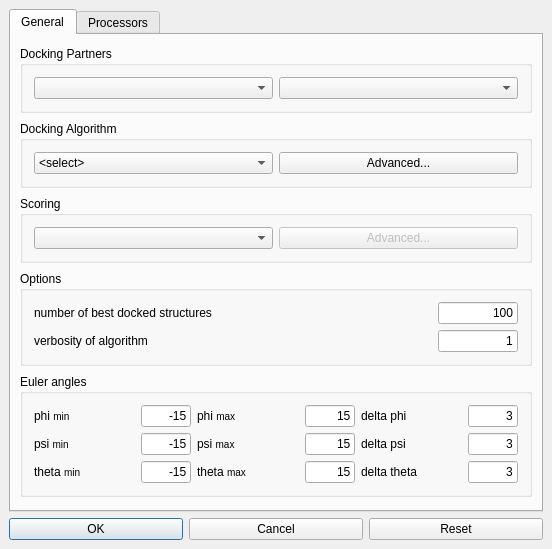
First picture: the form in source/VIEW/DIALOGS/dockDialog.ui, repository BALL-Project/ball, before the edit.
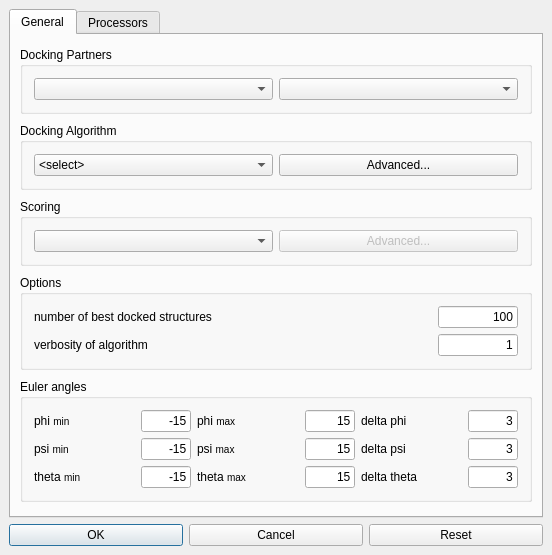
Second picture: the form after the edit. The open tabs and pages were chosen to show the change.

```diff
--- a/source/VIEW/DIALOGS/dockDialog.ui
+++ b/source/VIEW/DIALOGS/dockDialog.ui
@@ -3,19 +3,17 @@
  <comment></comment>
  <exportmacro></exportmacro>
  <class>DockDialogData</class>
- <widget class="QDialog" name="DockDialogData" >
-  <property name="geometry" >
+ <widget class="QDialog" name="DockDialogData">
+  <property name="geometry">
    <rect>
     <x>0</x>
     <y>0</y>
     <width>552</width>
-    <height>549</height>
+    <height>555</height>
    </rect>
   </property>
-  <property name="sizePolicy" >
-   <sizepolicy>
-    <hsizetype>4</hsizetype>
-    <vsizetype>0</vsizetype>
+  <property name="sizePolicy">
+   <sizepolicy hsizetype="Maximum" vsizetype="Fixed">
     <horstretch>0</horstretch>
     <verstretch>0</verstretch>
    </sizepolicy>
@@ -35,13 +33,22 @@
   <property name="windowTitle" >
    <string>Docking Options</string>
   </property>
-  <layout class="QVBoxLayout" >
-   <property name="margin" >
-    <number>9</number>
-   </property>
-   <property name="spacing" >
+  <layout class="QVBoxLayout">
+   <property name="spacing">
     <number>6</number>
    </property>
+   <property name="leftMargin">
+    <number>9</number>
+   </property>
+   <property name="topMargin">
+    <number>9</number>
+   </property>
+   <property name="rightMargin">
+    <number>9</number>
+   </property>
+   <property name="bottomMargin">
+    <number>9</number>
+   </property>
    <item>
     <widget class="QTabWidget" name="tab_pages" >
      <property name="currentIndex" >
@@ -51,19 +58,26 @@
       <attribute name="title" >
        <string>General</string>
       </attribute>
-      <layout class="QVBoxLayout" >
-       <property name="margin" >
-        <number>9</number>
-       </property>
-       <property name="spacing" >
+      <layout class="QVBoxLayout">
+       <property name="spacing">
         <number>6</number>
        </property>
+       <property name="leftMargin">
+        <number>9</number>
+       </property>
+       <property name="topMargin">
+        <number>9</number>
+       </property>
+       <property name="rightMargin">
+        <number>9</number>
+       </property>
+       <property name="bottomMargin">
+        <number>9</number>
+       </property>
        <item>
-        <widget class="QGroupBox" name="systems_group" >
-         <property name="sizePolicy" >
-          <sizepolicy>
-           <hsizetype>5</hsizetype>
-           <vsizetype>0</vsizetype>
+        <widget class="QGroupBox" name="systems_group">
+         <property name="sizePolicy">
+          <sizepolicy hsizetype="Preferred" vsizetype="Fixed">
            <horstretch>0</horstretch>
            <verstretch>0</verstretch>
           </sizepolicy>
@@ -71,13 +85,22 @@
          <property name="title" >
           <string>Docking Partners</string>
          </property>
-         <layout class="QHBoxLayout" >
-          <property name="margin" >
-           <number>11</number>
-          </property>
-          <property name="spacing" >
+         <layout class="QHBoxLayout">
+          <property name="spacing">
            <number>6</number>
           </property>
+          <property name="leftMargin">
+           <number>11</number>
+          </property>
+          <property name="topMargin">
+           <number>11</number>
+          </property>
+          <property name="rightMargin">
+           <number>11</number>
+          </property>
+          <property name="bottomMargin">
+           <number>11</number>
+          </property>
           <item>
            <widget class="QComboBox" name="systems1" >
             <property name="editable" >
@@ -96,11 +119,9 @@
         </widget>
        </item>
        <item>
-        <widget class="QGroupBox" name="algorithm_group" >
-         <property name="sizePolicy" >
-          <sizepolicy>
-           <hsizetype>5</hsizetype>
-           <vsizetype>0</vsizetype>
+        <widget class="QGroupBox" name="algorithm_group">
+         <property name="sizePolicy">
+          <sizepolicy hsizetype="Preferred" vsizetype="Fixed">
            <horstretch>0</horstretch>
            <verstretch>0</verstretch>
           </sizepolicy>
@@ -112,7 +133,16 @@
           <property name="margin" >
            <number>11</number>
           </property>
-          <property name="spacing" >
+          <property name="topMargin">
+           <number>11</number>
+          </property>
+          <property name="rightMargin">
+           <number>11</number>
+          </property>
+          <property name="bottomMargin">
+           <number>11</number>
+          </property>
+          <property name="spacing">
            <number>6</number>
           </property>
           <item row="0" column="0" >
@@ -135,11 +165,9 @@
         </widget>
        </item>
        <item>
-        <widget class="QGroupBox" name="scoring_group" >
-         <property name="sizePolicy" >
-          <sizepolicy>
-           <hsizetype>5</hsizetype>
-           <vsizetype>0</vsizetype>
+        <widget class="QGroupBox" name="scoring_group">
+         <property name="sizePolicy">
+          <sizepolicy hsizetype="Preferred" vsizetype="Fixed">
            <horstretch>0</horstretch>
            <verstretch>0</verstretch>
           </sizepolicy>
@@ -151,7 +179,16 @@
           <property name="margin" >
            <number>11</number>
           </property>
-          <property name="spacing" >
+          <property name="topMargin">
+           <number>11</number>
+          </property>
+          <property name="rightMargin">
+           <number>11</number>
+          </property>
+          <property name="bottomMargin">
+           <number>11</number>
+          </property>
+          <property name="spacing">
            <number>6</number>
           </property>
           <item row="0" column="0" >
@@ -171,11 +208,9 @@
         </widget>
        </item>
        <item>
-        <widget class="QGroupBox" name="options_group" >
-         <property name="sizePolicy" >
-          <sizepolicy>
-           <hsizetype>5</hsizetype>
-           <vsizetype>0</vsizetype>
+        <widget class="QGroupBox" name="options_group">
+         <property name="sizePolicy">
+          <sizepolicy hsizetype="Preferred" vsizetype="Fixed">
            <horstretch>0</horstretch>
            <verstretch>0</verstretch>
           </sizepolicy>
@@ -187,7 +222,16 @@
           <property name="margin" >
            <number>11</number>
           </property>
-          <property name="spacing" >
+          <property name="topMargin">
+           <number>11</number>
+          </property>
+          <property name="rightMargin">
+           <number>11</number>
+          </property>
+          <property name="bottomMargin">
+           <number>11</number>
+          </property>
+          <property name="spacing">
            <number>6</number>
           </property>
           <item row="0" column="0" >
@@ -197,12 +241,10 @@
             </property>
            </widget>
           </item>
-          <item row="0" column="1" >
-           <widget class="QLineEdit" name="best_num" >
-            <property name="sizePolicy" >
-             <sizepolicy>
-              <hsizetype>0</hsizetype>
-              <vsizetype>0</vsizetype>
+          <item row="0" column="1">
+           <widget class="QLineEdit" name="best_num">
+            <property name="sizePolicy">
+             <sizepolicy hsizetype="Fixed" vsizetype="Fixed">
               <horstretch>0</horstretch>
               <verstretch>0</verstretch>
              </sizepolicy>
@@ -234,12 +276,10 @@
             </property>
            </widget>
           </item>
-          <item row="1" column="1" >
-           <widget class="QLineEdit" name="verbosity" >
-            <property name="sizePolicy" >
-             <sizepolicy>
-              <hsizetype>0</hsizetype>
-              <vsizetype>0</vsizetype>
+          <item row="1" column="1">
+           <widget class="QLineEdit" name="verbosity">
+            <property name="sizePolicy">
+             <sizepolicy hsizetype="Fixed" vsizetype="Fixed">
               <horstretch>0</horstretch>
               <verstretch>0</verstretch>
              </sizepolicy>
@@ -266,10 +306,8 @@
          <property name="enabled" >
           <bool>true</bool>
          </property>
-         <property name="sizePolicy" >
-          <sizepolicy>
-           <hsizetype>7</hsizetype>
-           <vsizetype>0</vsizetype>
+         <property name="sizePolicy">
+          <sizepolicy hsizetype="Expanding" vsizetype="Fixed">
            <horstretch>0</horstretch>
            <verstretch>0</verstretch>
           </sizepolicy>
@@ -281,15 +319,22 @@
           <property name="margin" >
            <number>11</number>
           </property>
-          <property name="spacing" >
+          <property name="topMargin">
+           <number>11</number>
+          </property>
+          <property name="rightMargin">
+           <number>11</number>
+          </property>
+          <property name="bottomMargin">
+           <number>11</number>
+          </property>
+          <property name="spacing">
            <number>6</number>
           </property>
-          <item row="1" column="2" >
-           <widget class="QLabel" name="psi_max_label" >
-            <property name="sizePolicy" >
-             <sizepolicy>
-              <hsizetype>7</hsizetype>
-              <vsizetype>5</vsizetype>
+          <item row="1" column="2">
+           <widget class="QLabel" name="psi_max_label">
+            <property name="sizePolicy">
+             <sizepolicy hsizetype="Expanding" vsizetype="Preferred">
               <horstretch>0</horstretch>
               <verstretch>0</verstretch>
              </sizepolicy>
@@ -299,12 +344,10 @@
             </property>
            </widget>
           </item>
-          <item row="1" column="4" >
-           <widget class="QLabel" name="delta_psi_label" >
-            <property name="sizePolicy" >
-             <sizepolicy>
-              <hsizetype>7</hsizetype>
-              <vsizetype>5</vsizetype>
+          <item row="1" column="4">
+           <widget class="QLabel" name="delta_psi_label">
+            <property name="sizePolicy">
+             <sizepolicy hsizetype="Expanding" vsizetype="Preferred">
               <horstretch>0</horstretch>
               <verstretch>0</verstretch>
              </sizepolicy>
@@ -321,12 +364,10 @@
             </property>
            </widget>
           </item>
-          <item row="0" column="0" >
-           <widget class="QLabel" name="phi_min_label" >
-            <property name="sizePolicy" >
-             <sizepolicy>
-              <hsizetype>7</hsizetype>
-              <vsizetype>5</vsizetype>
+          <item row="0" column="0">
+           <widget class="QLabel" name="phi_min_label">
+            <property name="sizePolicy">
+             <sizepolicy hsizetype="Expanding" vsizetype="Preferred">
               <horstretch>0</horstretch>
               <verstretch>0</verstretch>
              </sizepolicy>
@@ -453,12 +494,10 @@
             </property>
            </widget>
           </item>
-          <item row="0" column="5" >
-           <widget class="QLineEdit" name="delta_phi" >
-            <property name="sizePolicy" >
-             <sizepolicy>
-              <hsizetype>5</hsizetype>
-              <vsizetype>0</vsizetype>
+          <item row="0" column="5">
+           <widget class="QLineEdit" name="delta_phi">
+            <property name="sizePolicy">
+             <sizepolicy hsizetype="Preferred" vsizetype="Fixed">
               <horstretch>0</horstretch>
               <verstretch>0</verstretch>
              </sizepolicy>
@@ -786,13 +825,22 @@
     </widget>
    </item>
    <item>
-    <layout class="QHBoxLayout" >
-     <property name="margin" >
-      <number>0</number>
-     </property>
-     <property name="spacing" >
+    <layout class="QHBoxLayout">
+     <property name="spacing">
       <number>6</number>
      </property>
+     <property name="leftMargin">
+      <number>0</number>
+     </property>
+     <property name="topMargin">
+      <number>0</number>
+     </property>
+     <property name="rightMargin">
+      <number>0</number>
+     </property>
+     <property name="bottomMargin">
+      <number>0</number>
+     </property>
      <item>
       <widget class="QPushButton" name="ok_button" >
        <property name="text" >
@@ -821,8 +869,7 @@
    </item>
   </layout>
  </widget>
- <layoutdefault spacing="6" margin="11" />
- <pixmapfunction></pixmapfunction>
+ <layoutdefault spacing="6" margin="11"/>
  <tabstops>
   <tabstop>tab_pages</tabstop>
   <tabstop>systems1</tabstop>
```
Left out of the diff: 488 changed lines with no effect on the pictures.
